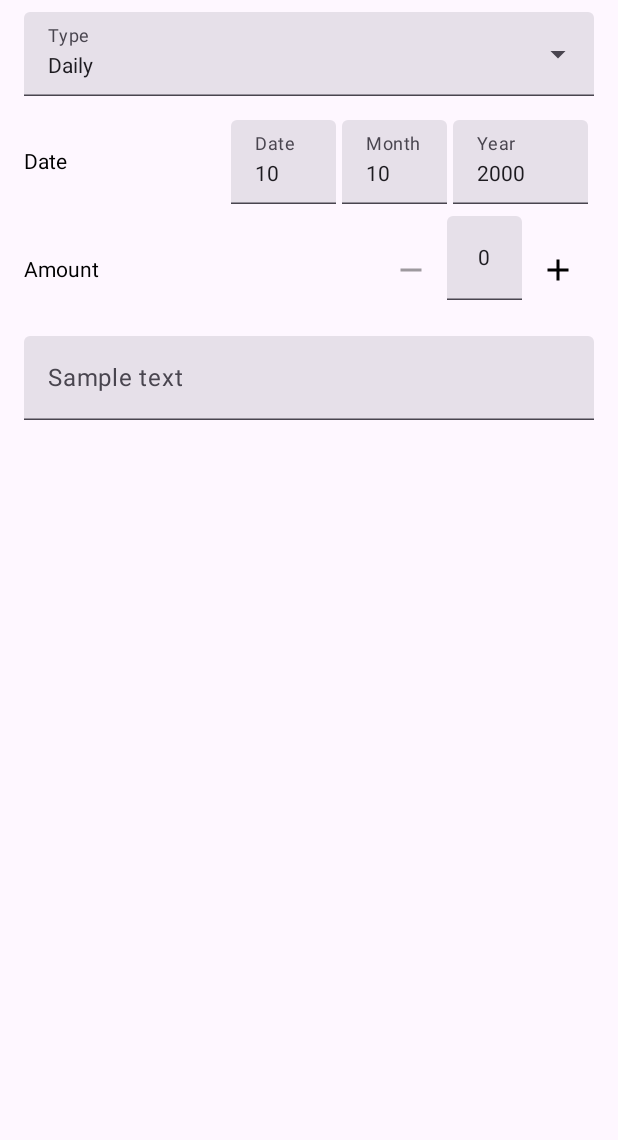
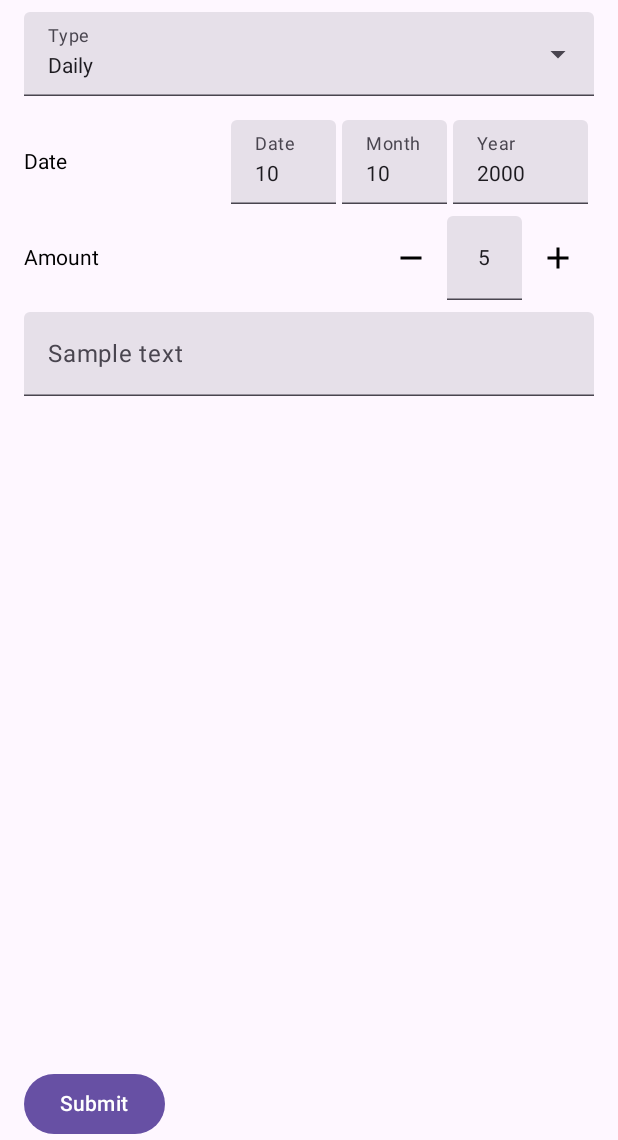
Before and after one commit to Subikesh/my-home, an Android app built with Jetpack Compose: the fragment DateFormFragment placed in its activity, on a phone screen of 412 x 824 dp, the part 96-1236 px from its top. Run offline under Robolectric (Android 15) with nearby library versions, the phone set to English and light mode, and no system bars.

Commit message:
FormScreen and Form generalised

```diff
--- a/app/src/main/java/com/spacey/myhome/date/DateFormFragment.kt
+++ b/app/src/main/java/com/spacey/myhome/date/DateFormFragment.kt
@@ -1,28 +1,25 @@
 package com.spacey.myhome.date
 
 import android.os.Bundle
+import android.util.Log
 import android.view.LayoutInflater
 import android.view.View
 import android.view.ViewGroup
+import androidx.compose.foundation.background
 import androidx.compose.foundation.layout.Box
 import androidx.compose.foundation.layout.Column
-import androidx.compose.foundation.layout.Row
 import androidx.compose.foundation.layout.fillMaxWidth
 import androidx.compose.foundation.layout.padding
-import androidx.compose.material3.Text
-import androidx.compose.material3.TextField
+import androidx.compose.material3.Surface
 import androidx.compose.runtime.Composable
-import androidx.compose.runtime.getValue
-import androidx.compose.runtime.mutableIntStateOf
-import androidx.compose.runtime.mutableStateOf
-import androidx.compose.runtime.remember
-import androidx.compose.runtime.setValue
-import androidx.compose.ui.Alignment
 import androidx.compose.ui.Modifier
+import androidx.compose.ui.graphics.Color
 import androidx.compose.ui.platform.ComposeView
+import androidx.compose.ui.tooling.preview.Preview
 import androidx.compose.ui.unit.dp
 import androidx.fragment.app.Fragment
-import com.spacey.myhome.view.Composables
+import com.spacey.myhome.view.Field
+import com.spacey.myhome.view.FormScreen
 
 class DateFormFragment : Fragment() {
 
@@ -34,91 +31,40 @@ class DateFormFragment : Fragment() {
         return ComposeView(requireContext()).apply {
             setContent {
                 val formList = listOf(
-                    DateField.Picklist("Type", listOf("Daily", "Monthly")),
-                    DateField.Date("Date"),
-                    DateField.Counter("Amount"),
-                    DateField.Text("Sample text")
+                    Field.Picklist("Type", listOf("Daily", "Monthly"), "Daily"),
+                    Field.Date("Date", System.currentTimeMillis()),
+                    Field.Counter("Amount", 5),
+                    Field.Text("Sample text")
                 )
                 Box(
                     modifier = Modifier
                         .fillMaxWidth()
                         .padding(horizontal = 16.dp)
                 ) {
-                    FormScreen(formList)
-                }
-            }
-        }
-    }
-
-    @Composable
-    fun FormScreen(fieldsList: List<DateField>) {
-        Column(
-            modifier = Modifier
-                .fillMaxWidth()
-                .padding()
-        ) {
-            val rowModifier = Modifier.padding(vertical = 8.dp)
-            fieldsList.forEach { field ->
-                when (field) {
-                    is DateField.Picklist -> {
-                        Composables.PickList(
-                            label = field.text,
-                            options = field.inputs,
-                            rowModifier
-                        )
-                    }
-
-                    is DateField.Date -> {
-                        var date by remember { mutableIntStateOf(10) }
-                        var month by remember { mutableIntStateOf(10) }
-                        var year by remember { mutableIntStateOf(2000) }
-                        Row(
-                            rowModifier.fillMaxWidth(),
-                            verticalAlignment = Alignment.CenterVertically
-                        ) {
-                            Text(text = field.text, Modifier.weight(2f))
-                            val dateModifier = Modifier.padding(end = 4.dp)
-                            Composables.NumberField(
-                                value = date,
-                                label = { Text("Date") },
-                                digits = 4,
-                                onValueChange = { if (it != null) date = it }, modifier = dateModifier)
-                            Composables.NumberField(
-                                value = month,
-                                label = { Text("Month") },
-                                digits = 4,
-                                onValueChange = { if (it != null) month = it }, modifier = dateModifier)
-                            Composables.NumberField(
-                                value = year,
-                                label = { Text("Year") },
-                                digits = 6,
-                                onValueChange = { if (it != null) year = it }, modifier = dateModifier)
-                        }
-                    }
-
-                    is DateField.Counter -> {
-                        Composables.Counter(label = field.text, default = field.default)
-                    }
-
-                    is DateField.Text -> {
-                        var fieldValue by remember { mutableStateOf("") }
-                        TextField(
-                            label = { Text(field.text) },
-                            value = fieldValue,
-                            onValueChange = { fieldValue = it },
-                            modifier = rowModifier.fillMaxWidth()
-                        )
+                    FormScreen(formList) {
+                        Log.d("Form", "Form submitted: $it")
                     }
                 }
             }
         }
     }
 
+    @Preview
+    @Composable
+    fun PreviewForm() {
+        Surface(modifier = Modifier.background(Color.White)) {
+            Column {
+                FormScreen(
+                    listOf(
+                        Field.Picklist("Type", listOf("Daily", "Monthly"), "Monthly"),
+                        Field.Date("Date", 1697044878843),
+                        Field.Counter("Amount"),
+                        Field.Text("Sample text")
+                    )
+                ) {
+
+                }
+            }
+        }
+    }
 }
-
-sealed class DateField(open val text: String) {
-    data class Picklist(override val text: String, val inputs: List<String>) : DateField(text)
-    data class Date(override val text: String) : DateField(text)
-    data class Text(override val text: String) : DateField(text)
-    data class Counter(override val text: String, val default: Int = 0) : DateField(text)
-}
--- a/app/src/main/java/com/spacey/myhome/view/Composables.kt
+++ /dev/null
@@ -1,139 +0,0 @@
-package com.spacey.myhome.view
-
-import androidx.compose.foundation.layout.Row
-import androidx.compose.foundation.layout.fillMaxWidth
-import androidx.compose.foundation.layout.width
-import androidx.compose.foundation.text.KeyboardOptions
-import androidx.compose.material.icons.Icons
-import androidx.compose.material.icons.filled.Add
-import androidx.compose.material.icons.outlined.Remove
-import androidx.compose.material3.DropdownMenuItem
-import androidx.compose.material3.ExperimentalMaterial3Api
-import androidx.compose.material3.ExposedDropdownMenuBox
-import androidx.compose.material3.ExposedDropdownMenuDefaults
-import androidx.compose.material3.Icon
-import androidx.compose.material3.IconButton
-import androidx.compose.material3.Text
-import androidx.compose.material3.TextField
-import androidx.compose.runtime.Composable
-import androidx.compose.runtime.getValue
-import androidx.compose.runtime.mutableIntStateOf
-import androidx.compose.runtime.mutableStateOf
-import androidx.compose.runtime.remember
-import androidx.compose.runtime.setValue
-import androidx.compose.ui.Alignment
-import androidx.compose.ui.Modifier
-import androidx.compose.ui.graphics.Color
-import androidx.compose.ui.text.TextStyle
-import androidx.compose.ui.text.input.KeyboardType
-import androidx.compose.ui.text.style.TextAlign
-import androidx.compose.ui.unit.dp
-
-object Composables {
-    @OptIn(ExperimentalMaterial3Api::class)
-    @Composable
-    fun PickList(label: String, options: List<String>, modifier: Modifier = Modifier) {
-        var selectedText by remember { mutableStateOf(options.first()) }
-        var expanded by remember { mutableStateOf(false) }
-        ExposedDropdownMenuBox(
-            expanded = expanded,
-            onExpandedChange = { expanded = !expanded },
-            modifier = modifier.fillMaxWidth()
-        ) {
-            TextField(
-                value = selectedText,
-                label = { Text(label) },
-                onValueChange = {},
-                readOnly = true,
-                trailingIcon = { ExposedDropdownMenuDefaults.TrailingIcon(expanded = expanded) },
-                modifier = Modifier
-                    .menuAnchor()
-                    .fillMaxWidth()
-            )
-            ExposedDropdownMenu(expanded = expanded, onDismissRequest = { expanded = false }) {
-                options.forEach {
-                    DropdownMenuItem(text = { Text(it) }, onClick = {
-                        selectedText = it
-                        expanded = false
-                    })
-                }
-            }
-
-        }
-    }
-
-    // TODO: Max is only 100
-    @Composable
-    fun Counter(
-        label: String,
-        default: Int,
-        modifier: Modifier = Modifier,
-        maxValue: Int = 100
-    ) {
-        var countValue by remember { mutableIntStateOf(default) }
-        var errorText: String? by remember { mutableStateOf(null) }
-        // TODO minus is always disabled
-        var isMinusEnabled by remember { mutableStateOf(countValue > 0) }
-        var isPlusEnabled by remember { mutableStateOf(countValue < maxValue) }
-        Row(modifier = modifier.fillMaxWidth(), verticalAlignment = Alignment.CenterVertically) {
-            Text(text = label, Modifier.weight(1f))
-            IconButton(onClick = { countValue-- }, enabled = isMinusEnabled) {
-                Icon(Icons.Outlined.Remove, "Reduce count")
-            }
-            NumberField(
-                value = countValue,
-                onValueChange = {
-                    it?.let { value ->
-                        isMinusEnabled = value > 0
-                        isPlusEnabled = value < maxValue
-                        if (value > maxValue) {
-                            errorText = "Value must be less than $maxValue"
-                        } else {
-                            countValue = value
-                        }
-                    }
-                },
-                textAlign = TextAlign.Center,
-                digits = 2,
-                isError = errorText != null,
-                supportingText = {
-                    errorText?.let {
-                        Text(it, color = Color.Red)
-                    }
-                }
-            )
-            IconButton(onClick = { countValue++ }, enabled = isPlusEnabled) {
-                Icon(Icons.Filled.Add, "Add count")
-            }
-        }
-    }
-
-    /**
-     * @param digits specifies the width based on maximum digits in the textField
-     */
-    @Composable
-    fun NumberField(
-        value: Int,
-        onValueChange: (Int?) -> Unit,
-        digits: Int,
-        modifier: Modifier = Modifier,
-        label: @Composable (() -> Unit)? = null,
-        singleLine: Boolean = true,
-        isError: Boolean = false,
-        supportingText: @Composable (() -> Unit)? = null,
-        textAlign: TextAlign = TextAlign.Left,
-    ) {
-        TextField(
-            value = value.toString(),
-            onValueChange = { onValueChange(it.toIntOrNull()) },
-            label = label,
-            singleLine = singleLine,
-            supportingText = supportingText,
-            isError = isError,
-            textStyle = TextStyle(textAlign = textAlign),
-            keyboardOptions = KeyboardOptions(keyboardType = KeyboardType.Number),
-            modifier = modifier.width((40 + if (digits > 0) 10 * (digits - 1) else 0).dp)
-        )
-    }
-
-}
--- /dev/null
+++ b/app/src/main/java/com/spacey/myhome/view/Field.kt
@@ -0,0 +1,144 @@
+package com.spacey.myhome.view
+
+import androidx.compose.foundation.layout.Row
+import androidx.compose.foundation.layout.fillMaxWidth
+import androidx.compose.foundation.layout.width
+import androidx.compose.foundation.text.KeyboardOptions
+import androidx.compose.material.icons.Icons
+import androidx.compose.material.icons.filled.Add
+import androidx.compose.material.icons.outlined.Remove
+import androidx.compose.material3.DropdownMenuItem
+import androidx.compose.material3.ExperimentalMaterial3Api
+import androidx.compose.material3.ExposedDropdownMenuBox
+import androidx.compose.material3.ExposedDropdownMenuDefaults
+import androidx.compose.material3.Icon
+import androidx.compose.material3.IconButton
+import androidx.compose.material3.Text
+import androidx.compose.material3.TextField
+import androidx.compose.runtime.Composable
+import androidx.compose.runtime.getValue
+import androidx.compose.runtime.mutableIntStateOf
+import androidx.compose.runtime.mutableStateOf
+import androidx.compose.runtime.remember
+import androidx.compose.runtime.setValue
+import androidx.compose.ui.Alignment
+import androidx.compose.ui.Modifier
+import androidx.compose.ui.text.TextStyle
+import androidx.compose.ui.text.input.KeyboardType
+import androidx.compose.ui.text.style.TextAlign
+import androidx.compose.ui.unit.dp
+
+@OptIn(ExperimentalMaterial3Api::class)
+@Composable
+fun <T> PickList(
+    label: String,
+    options: List<T>,
+    modifier: Modifier = Modifier,
+    getDisplayValue: (T) -> String = { it.toString() },
+    onSelected: (T) -> Unit
+) {
+    var selectedOption by remember { mutableStateOf(options.first()) }
+    var expanded by remember { mutableStateOf(false) }
+    ExposedDropdownMenuBox(
+        expanded = expanded,
+        onExpandedChange = { expanded = !expanded },
+        modifier = modifier.fillMaxWidth()
+    ) {
+        TextField(
+            value = getDisplayValue(selectedOption),
+            label = { Text(label) },
+            onValueChange = {},
+            readOnly = true,
+            trailingIcon = { ExposedDropdownMenuDefaults.TrailingIcon(expanded = expanded) },
+            modifier = Modifier
+                .menuAnchor()
+                .fillMaxWidth()
+        )
+        ExposedDropdownMenu(expanded = expanded, onDismissRequest = { expanded = false }) {
+            options.forEach {
+                DropdownMenuItem(text = { Text(getDisplayValue(it)) }, onClick = {
+                    selectedOption = it
+                    onSelected(it)
+                    expanded = false
+                })
+            }
+        }
+
+    }
+}
+
+// TODO: Max is only 100
+@Composable
+fun Counter(
+    label: String,
+    default: Int,
+    modifier: Modifier = Modifier,
+    maxValue: Int = 100,
+    onCountChanged: (Int) -> Unit
+) {
+    var countValue by remember { mutableIntStateOf(default) }
+    // TODO minus is always disabled
+    var isMinusEnabled by remember { mutableStateOf(countValue > 0) }
+    var isPlusEnabled by remember { mutableStateOf(countValue < maxValue) }
+    Row(modifier = modifier.fillMaxWidth(), verticalAlignment = Alignment.CenterVertically) {
+        Text(text = label, Modifier.weight(1f))
+        IconButton(onClick = {
+            onCountChanged(--countValue)
+            // TODO: Optimise??
+            isMinusEnabled = countValue > 0
+            isPlusEnabled = countValue < maxValue
+        }, enabled = isMinusEnabled) {
+            Icon(Icons.Outlined.Remove, "Reduce count")
+        }
+        NumberField(
+            value = countValue,
+            readOnly = true,
+            onValueChange = {},
+            textAlign = TextAlign.Center,
+            digits = 2
+        )
+        IconButton(onClick = {
+            onCountChanged(++countValue)
+            isMinusEnabled = countValue > 0
+            isPlusEnabled = countValue < maxValue
+        }, enabled = isPlusEnabled) {
+            Icon(Icons.Filled.Add, "Add count")
+        }
+    }
+}
+
+/**
+ * @param digits specifies the width based on maximum digits in the textField
+ */
+@Composable
+fun NumberField(
+    value: Int,
+    onValueChange: (Int?) -> Unit,
+    digits: Int,
+    modifier: Modifier = Modifier,
+    label: @Composable (() -> Unit)? = null,
+    singleLine: Boolean = true,
+    isError: Boolean = false,
+    readOnly: Boolean = false,
+    textAlign: TextAlign = TextAlign.Left,
+) {
+    TextField(
+        value = value.toString(),
+        onValueChange = { onValueChange(it.toIntOrNull()) },
+        label = label,
+        singleLine = singleLine,
+        isError = isError,
+        readOnly = readOnly,
+        textStyle = TextStyle(textAlign = textAlign),
+        keyboardOptions = KeyboardOptions(keyboardType = KeyboardType.Number),
+        modifier = modifier.width((40 + if (digits > 0) 10 * (digits - 1) else 0).dp)
+    )
+}
+
+sealed class Field(open val label: String) {
+    // TODO: Give enum class type as param instead of List<String>?
+    class Picklist(override val label: String, val options: List<String>, var value: String) : Field(label)
+    class Date(override val label: String, var value: Long) : Field(label)
+    class Text(override val label: String, var value: String = "") : Field(label)
+    class Counter(override val label: String, var value: Int = 0) : Field(label)
+}
--- /dev/null
+++ b/app/src/main/java/com/spacey/myhome/view/FormScreen.kt
@@ -0,0 +1,103 @@
+package com.spacey.myhome.view
+
+import androidx.compose.foundation.layout.Column
+import androidx.compose.foundation.layout.Row
+import androidx.compose.foundation.layout.fillMaxWidth
+import androidx.compose.foundation.layout.padding
+import androidx.compose.foundation.lazy.LazyColumn
+import androidx.compose.foundation.lazy.items
+import androidx.compose.material3.Button
+import androidx.compose.material3.Text
+import androidx.compose.material3.TextField
+import androidx.compose.runtime.Composable
+import androidx.compose.runtime.getValue
+import androidx.compose.runtime.mutableIntStateOf
+import androidx.compose.runtime.mutableStateOf
+import androidx.compose.runtime.remember
+import androidx.compose.runtime.setValue
+import androidx.compose.ui.Alignment
+import androidx.compose.ui.Modifier
+import androidx.compose.ui.unit.dp
+
+@Composable
+fun FormScreen(
+    fieldsList: List<Field>,
+    modifier: Modifier = Modifier,
+    onSubmit: (List<Field>) -> Unit
+) {
+    Column {
+        LazyColumn(modifier = modifier.weight(1f).padding(bottom = 16.dp)) {
+            val rowModifier = Modifier.padding(vertical = 8.dp)
+            items(fieldsList) { field ->
+                when (field) {
+                    is Field.Picklist -> {
+                        PickList(
+                            label = field.label,
+                            options = field.options,
+                            modifier = rowModifier
+                        ) {
+                            field.value = it
+                        }
+                    }
+
+                    is Field.Date -> {
+                        var date by remember { mutableIntStateOf(10) }
+                        var month by remember { mutableIntStateOf(10) }
+                        var year by remember { mutableIntStateOf(2000) }
+                        Row(
+                            rowModifier.fillMaxWidth(),
+                            verticalAlignment = Alignment.CenterVertically
+                        ) {
+                            Text(text = field.label, Modifier.weight(2f))
+                            val dateModifier = Modifier.padding(end = 4.dp)
+                            NumberField(
+                                value = date,
+                                label = { Text("Date") },
+                                digits = 4,
+                                onValueChange = { if (it != null) date = it }, modifier = dateModifier
+                            )
+                            NumberField(
+                                value = month,
+                                label = { Text("Month") },
+                                digits = 4,
+                                onValueChange = { if (it != null) month = it }, modifier = dateModifier
+                            )
+                            NumberField(
+                                value = year,
+                                label = { Text("Year") },
+                                digits = 6,
+                                onValueChange = { if (it != null) year = it }, modifier = dateModifier
+                            )
+                        }
+                        // TODO: set field.date on value change
+                    }
+
+                    is Field.Counter -> {
+                        Counter(label = field.label, default = field.value) {
+                            field.value = it
+                        }
+                    }
+
+                    is Field.Text -> {
+                        var fieldValue by remember { mutableStateOf("") }
+                        TextField(
+                            label = { Text(field.label) },
+                            value = fieldValue,
+                            onValueChange = {
+                                fieldValue = it
+                                field.value = it
+                            },
+                            modifier = rowModifier.fillMaxWidth()
+                        )
+                    }
+                }
+            }
+        }
+        Button(onClick = {
+            onSubmit(fieldsList)
+        }) {
+            Text("Submit")
+        }
+    }
+
+}
```
